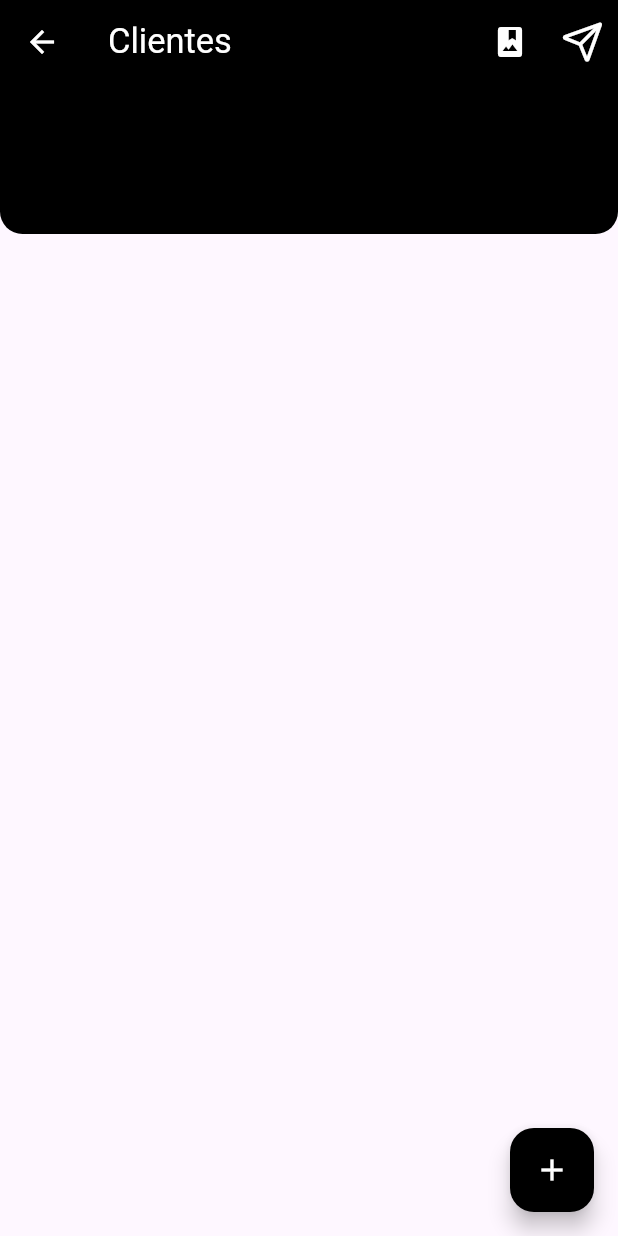
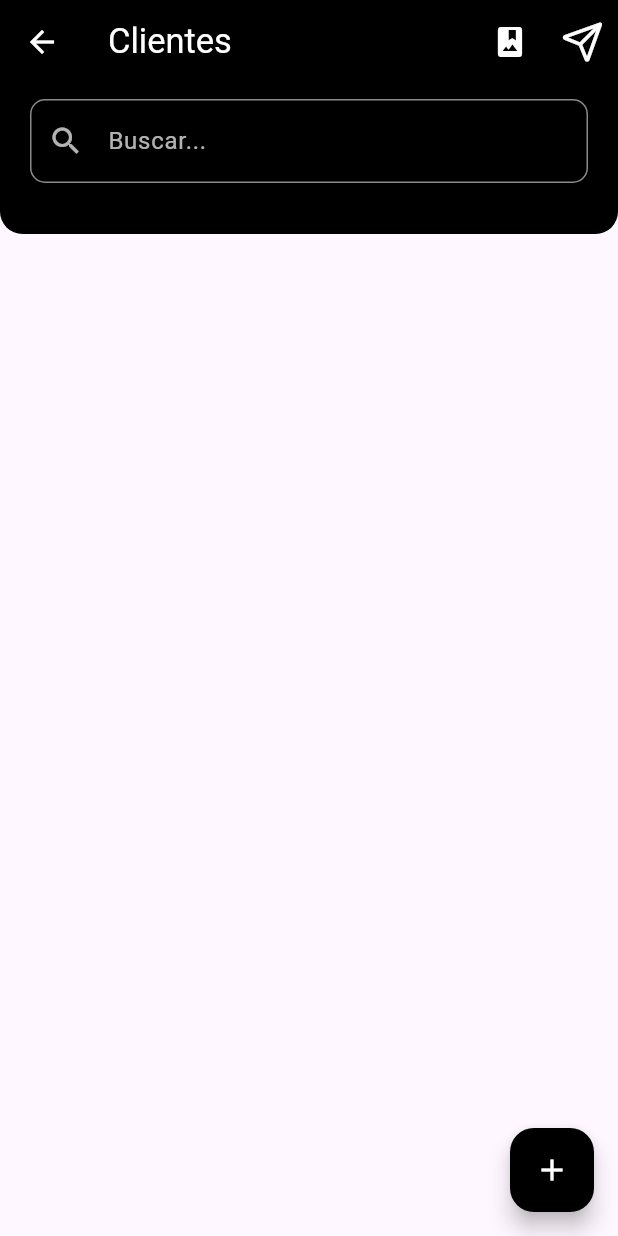
Before and after one commit to BetoCristobal/gymOficial, a Flutter app: the ClientesScreen screen opened by its route, on a phone screen of 412 x 824 dp. Run offline on Flutter 3.47's test engine with Material 3 defaults, Android fonts, the phone set to English and light mode, and no system bars; our stand-ins replace dropdown_button2, font_awesome_flutter.

Commit message:
Listo UI BARRA BUSQUEDA

```diff
--- a/lib/views/clientes_screen.dart
+++ b/lib/views/clientes_screen.dart
@@ -1,6 +1,7 @@
 import 'package:flutter/material.dart';
 import 'package:font_awesome_flutter/font_awesome_flutter.dart';
 import 'package:mygym/views/ver_fotos.dart';
+import 'package:mygym/widgets/clientes/barra_busqueda.dart';
 import 'package:mygym/widgets/clientes/clientes_drawer.dart';
 import 'package:mygym/widgets/clientes/form_agregar_editar_cliente.dart';
 
@@ -108,6 +109,19 @@ class _ClientesScreenState extends State<ClientesScreen> {
             Column(
               children: [
                 //-------------------------------------------Barra busqueda
+                Container(
+                  padding: EdgeInsets.only(top: 10, bottom: 0, left: 20, right: 20),
+                  child: BarraBusqueda(
+                    desactivarBarraBusqueda: true,
+                    onSearchChanged: (value) {
+
+                    },
+                    focusNode: _searchFocusNode
+                  )
+                ),
+
+                //-------------------------------------------Filtro clientes
+
               ],
             ),
           ],
--- /dev/null
+++ b/lib/widgets/clientes/barra_busqueda.dart
@@ -0,0 +1,79 @@
+import 'package:flutter/material.dart';
+
+class BarraBusqueda extends StatefulWidget {
+  final bool desactivarBarraBusqueda;
+  final Function(String) onSearchChanged;
+  final FocusNode? focusNode;
+  const BarraBusqueda({
+    super.key,
+    required this.desactivarBarraBusqueda,
+    required this.onSearchChanged,
+    this.focusNode,
+  });
+
+  @override
+  State<BarraBusqueda> createState() => _BarraBusquedaState();
+}
+
+class _BarraBusquedaState extends State<BarraBusqueda> {
+
+  final TextEditingController _searchController = TextEditingController();
+
+  void _clearSearchText() {
+    _searchController.clear();
+    widget.onSearchChanged('');
+  }
+
+  @override
+  void dispose() {
+    _searchController.dispose();
+    super.dispose();
+  }
+
+  @override
+  Widget build(BuildContext context) {
+    return TextField(
+              focusNode: widget.focusNode,
+              enabled: widget.desactivarBarraBusqueda,
+              controller: _searchController,
+              style: TextStyle(color: Colors.white70),
+              decoration: InputDecoration(
+                labelText: "Buscar...",
+                //filled: true,
+                //fillColor: Colors.white,
+                labelStyle: TextStyle(
+                  color: widget.desactivarBarraBusqueda ? Colors.white70 : Colors.white24
+                ),
+                prefixIcon: Icon(
+                  Icons.search,
+                  color: widget.desactivarBarraBusqueda ? Colors.white70 : Colors.white24,
+                ),
+                suffixIcon: _searchController.text.isNotEmpty
+                  ? IconButton(
+                      onPressed: _clearSearchText, icon: const Icon(Icons.clear)
+                    )
+                  : null ,
+                border: OutlineInputBorder(
+                  borderRadius: BorderRadius.circular(10),
+                ),
+                enabledBorder: OutlineInputBorder(
+                  borderRadius: BorderRadius.circular(10),
+                  borderSide: BorderSide(
+                    color: widget.desactivarBarraBusqueda
+                      ? Colors.white54
+                      : const Color.fromARGB(255, 61, 61, 61)
+                  )
+                ),
+                focusedBorder: OutlineInputBorder(
+                  borderRadius: BorderRadius.circular(10),
+                  borderSide: const BorderSide(color: Colors.white70)
+                ),
+                disabledBorder: OutlineInputBorder(
+                  borderRadius: BorderRadius.circular(10),
+                  borderSide: const BorderSide(color: Colors.white24)
+                ),
+              ),
+              onChanged: widget.onSearchChanged
+            );
+  }
+}
```
